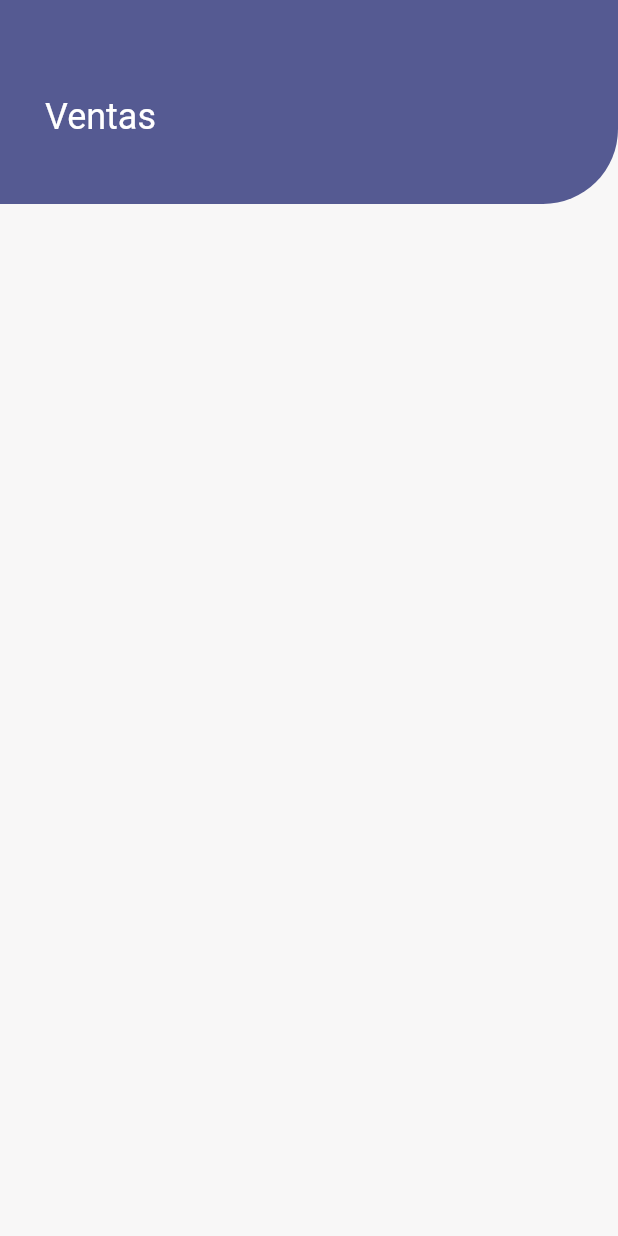
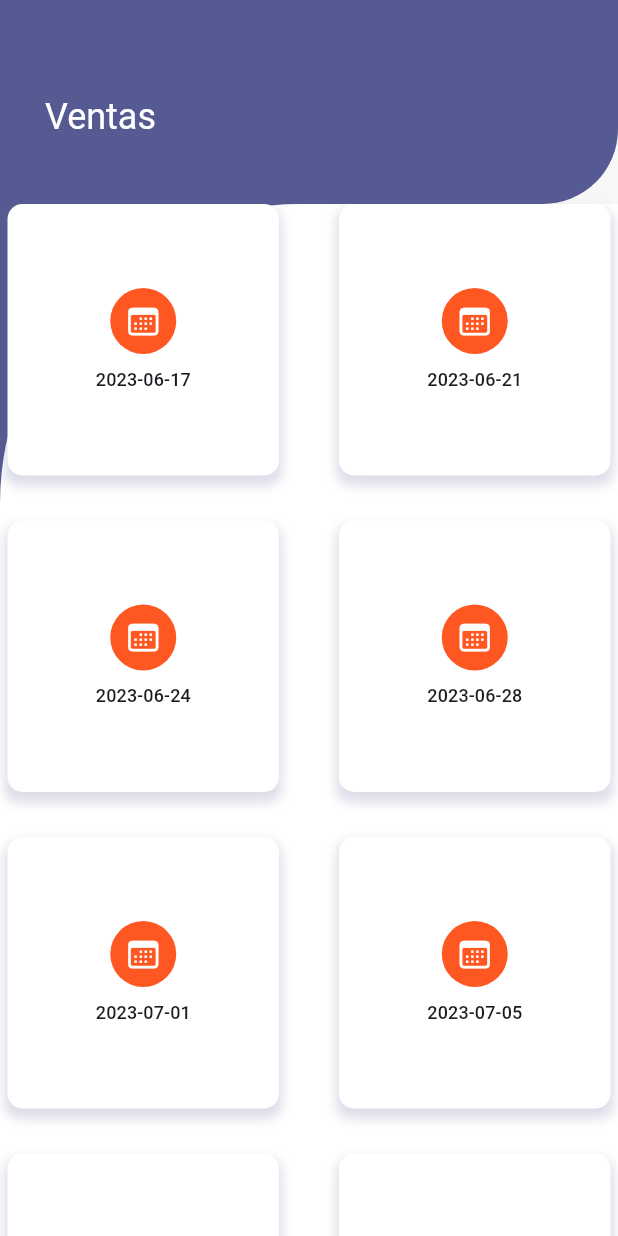
Before and after one commit to ElianHuanca/textilesApp, a Flutter app: the screen it shows after launch, after a tap on "VENTAS", on a phone screen of 412 x 824 dp. Run offline on Flutter 3.47's test engine with Material 3 defaults, Android fonts, the phone set to English and light mode, and no system bars; our stand-ins replace dio, flutter_dotenv, flutter_riverpod, formz, go_router, google_fonts and 1 more; network calls fail; project files that could hold a hidden picture were left out.

Commit message:
nose que cambios

```diff
--- a/textiles-movil/lib/features/ventas/ventas_screen.dart
+++ b/textiles-movil/lib/features/ventas/ventas_screen.dart
@@ -1,3 +1,4 @@
+import 'package:flutter/cupertino.dart';
 import 'package:flutter/material.dart';
 import 'package:flutter_riverpod/flutter_riverpod.dart';
 import 'package:teslo_shop/features/ventas/presentation/providers/ventas_provider.dart';
@@ -12,17 +13,21 @@ class VentasScreen extends ConsumerStatefulWidget {
 class _VentasScreenState extends ConsumerState {
   @override
   Widget build(BuildContext context) {
+    final ventasStates = ref.watch(ventasProvider);
+    print(ventasStates);
 
-    final productsState = ref.watch( ventasProvider );
-    print(productsState);
     const ventas = [
-      {'cantidad': 2, 'tela': 'razo suizo semilicra', 'precio': 30.00},
-      {'cantidad': 5, 'tela': 'razo suizo rigido', 'precio': 25.00},
-      {'cantidad': 3, 'tela': 'razo 3mts ancho', 'precio': 20.00},
-      {'cantidad': 1, 'tela': 'Dipiur 3D', 'precio': 160.00},
-      {'cantidad': 2, 'tela': 'razo suizo rigido', 'precio': 25.00},
-      {'cantidad': 1, 'tela': 'razo suizo rigido', 'precio': 25.00},
+      {"id": 2, "fecha": "2023-06-17", "total": 0.0, "ganancias": 0.0},
+      {"id": 3, "fecha": "2023-06-21", "total": 0.0, "ganancias": 0.0},
+      {"id": 4, "fecha": "2023-06-24", "total": 0.0, "ganancias": 0.0},
+      {"id": 5, "fecha": "2023-06-28", "total": 0.0, "ganancias": 0.0},
+      {"id": 6, "fecha": "2023-07-01", "total": 0.0, "ganancias": 0.0},
+      {"id": 7, "fecha": "2023-07-05", "total": 0.0, "ganancias": 0.0},
+      {"id": 8, "fecha": "2023-07-08", "total": 0.0, "ganancias": 0.0},
+      {"id": 9, "fecha": "2023-07-12", "total": 0.0, "ganancias": 0.0},
+      {"id": 1, "fecha": "2023-06-14", "total": 2553.5, "ganancias": 0.0}
     ];
+
     return Scaffold(
       body: ListView(
         padding: EdgeInsets.zero,
@@ -44,15 +49,6 @@ class _VentasScreenState extends ConsumerState {
                           .textTheme
                           .headlineSmall
                           ?.copyWith(color: Colors.white)),
-                  /* subtitle: Text('Good Morning',
-                      style: Theme.of(context)
-                          .textTheme
-                          .titleMedium
-                          ?.copyWith(color: Colors.white54)),
-                  trailing: const CircleAvatar(
-                    radius: 30,
-                    backgroundImage: AssetImage('assets/images/no-image.jpg'),
-                  ),*/
                 ),
                 const SizedBox(height: 30)
               ],
@@ -66,15 +62,21 @@ class _VentasScreenState extends ConsumerState {
                   color: Colors.white,
                   borderRadius:
                       BorderRadius.only(topLeft: Radius.circular(200))),
-              child: ListView(
-                //GridView.count(
+              child: //ListView(
+                  GridView.count(
                 shrinkWrap: true,
                 physics: const NeverScrollableScrollPhysics(),
-                /* crossAxisCount: 2,
+                crossAxisCount: 2,
                 crossAxisSpacing: 40,
-                mainAxisSpacing: 30, */
+                mainAxisSpacing: 30,
                 children: [
-
+                  ...ventas.map((venta) {
+                    return (itemDashboard(
+                        '${venta['fecha']}',
+                        CupertinoIcons.calendar,
+                        Colors.deepOrange,
+                        '/register'));
+                  }).toList(),
                 ],
               ),
             ),
@@ -84,4 +86,52 @@ class _VentasScreenState extends ConsumerState {
       ),
     );
   }
+
+  itemDashboard(
+          String title, IconData iconData, Color background, String url) =>
+      Material(
+        borderRadius: BorderRadius.circular(10),
+        color: Colors.transparent,
+        child: InkWell(
+          borderRadius: BorderRadius.circular(10),
+          onTap: () {
+            //context.push(url);
+          },
+          child: Container(
+            decoration: BoxDecoration(
+              color: Colors.white,
+              borderRadius: BorderRadius.circular(10),
+              boxShadow: [
+                BoxShadow(
+                  offset: const Offset(0, 5),
+                  color: Theme.of(context).primaryColor.withOpacity(.2),
+                  spreadRadius: 2,
+                  blurRadius: 5,
+                ),
+              ],
+            ),
+            child: Column(
+              mainAxisAlignment: MainAxisAlignment.center,
+              children: [
+                Container(
+                  padding: const EdgeInsets.all(10),
+                  decoration: BoxDecoration(
+                    color: background,
+                    shape: BoxShape.circle,
+                  ),
+                  child: Icon(iconData, color: Colors.white),
+                ),
+                const SizedBox(height: 8),
+                Text(
+                  title.toUpperCase(),
+                  style: Theme.of(context)
+                      .textTheme
+                      .titleSmall
+                      ?.copyWith(fontSize: 12),
+                ),
+              ],
+            ),
+          ),
+        ),
+      );
 }
```
